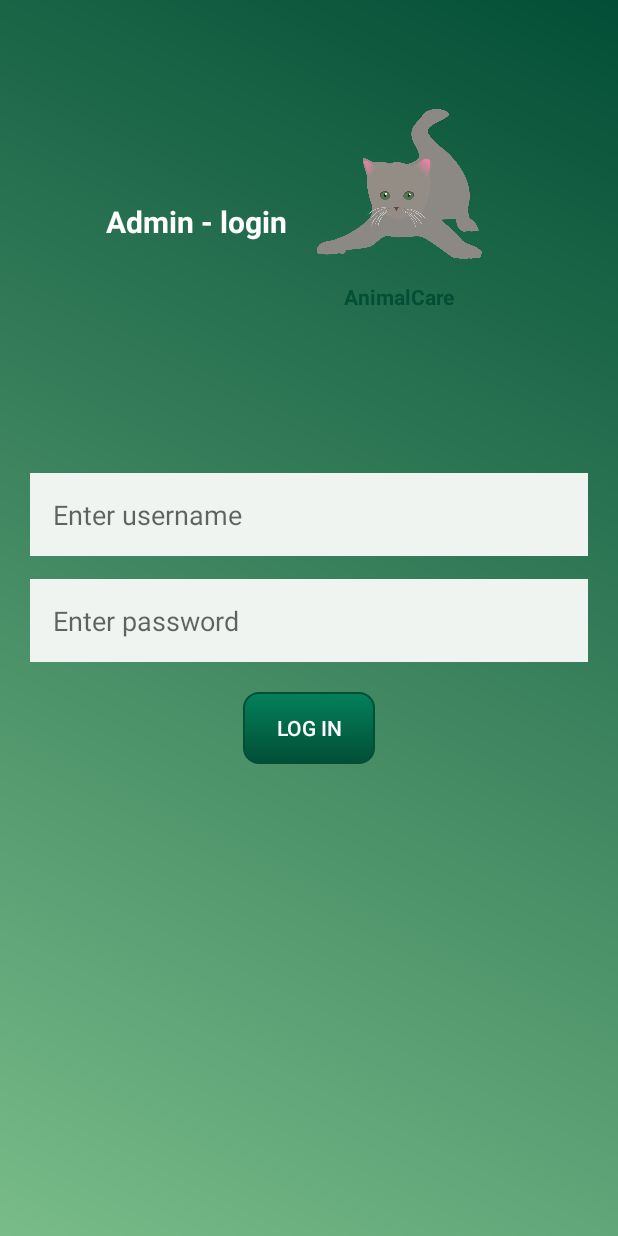
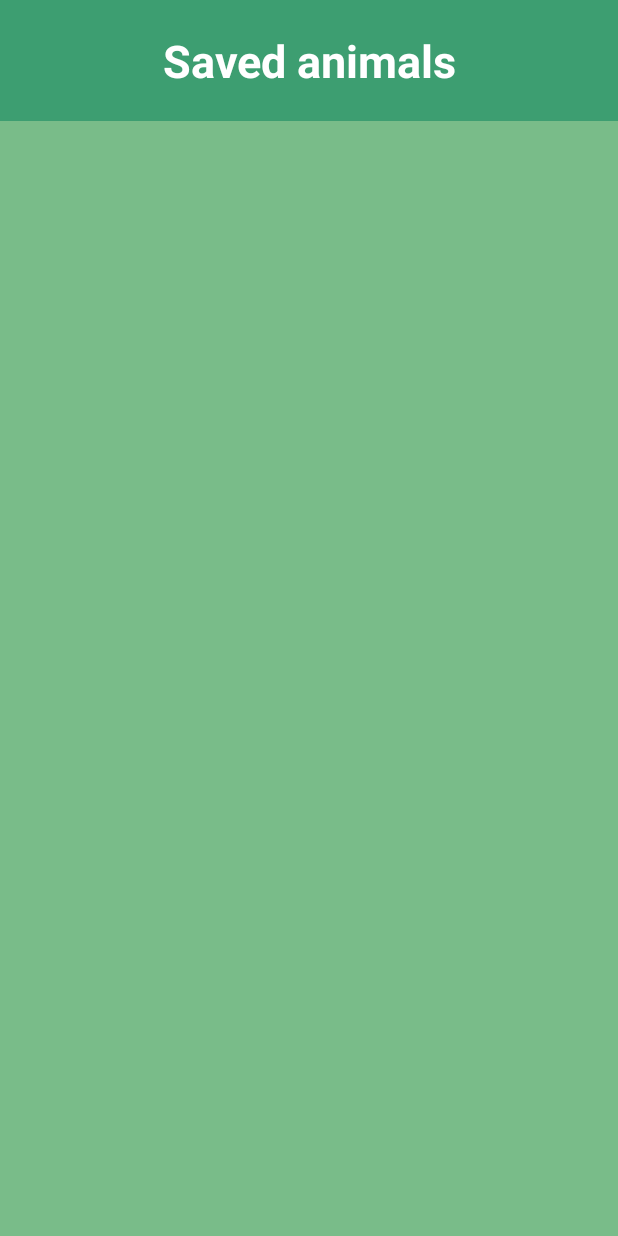
Before and after one commit to Oana-Ivan/AnimalCare, an Android app: the AdopterHomeActivity screen opened directly, with no data from a screen before it, after a tap on "Animals you saved", on a phone screen of 412 x 824 dp. Run offline under Robolectric (Android 15) with nearby library versions, the phone set to English and light mode, and no system bars; our stand-ins replace Firebase (no records; nobody signed in at launch, a user with empty details on screens opened directly), Room's generated code.

Commit message:
Added Saved Animal Activity

```diff
--- a/app/src/main/AndroidManifest.xml
+++ b/app/src/main/AndroidManifest.xml
@@ -15,7 +15,8 @@
         android:roundIcon="@drawable/logo_animal_care"
         android:supportsRtl="true"
         android:theme="@style/Theme.AnimalCare">
-        <activity android:name=".animalsActivities.AnimalDetailsActivity"></activity>
+        <activity android:name=".adopterOptions.savedAnimals.SavedAnimalsActivity" />
+        <activity android:name=".animalsActivities.AnimalDetailsActivity" />
         <activity
             android:name="com.theartofdev.edmodo.cropper.CropImageActivity"
             android:theme="@style/Theme.AnimalCareActionBar" />
--- a/app/src/main/java/com/example/animalcare/adopterOptions/roomDatabase/dao/SavedAnimalDAO.java
+++ b/app/src/main/java/com/example/animalcare/adopterOptions/roomDatabase/dao/SavedAnimalDAO.java
@@ -9,6 +9,7 @@ import androidx.room.Update;
 import com.example.animalcare.adopterOptions.roomDatabase.entity.SavedAnimal;
 import com.example.animalcare.roomDatabase.entity.User;
 
+import java.util.ArrayList;
 import java.util.List;
 
 @Dao
@@ -28,6 +29,9 @@ public interface SavedAnimalDAO {
     @Query("SELECT * FROM saved_animals WHERE animal_id LIKE :animalID LIMIT 1")
     SavedAnimal findByAnimalID(String animalID);
 
+    @Query("SELECT * FROM saved_animals WHERE adopterID LIKE :adopterID AND animal_id LIKE :animalID LIMIT 1")
+    List<SavedAnimal> findByAdopterIDAndAnimalID(String adopterID, String animalID);
+
     @Insert
     void insertAll(SavedAnimal... saved_animals);
 
--- /dev/null
+++ b/app/src/main/java/com/example/animalcare/adopterOptions/savedAnimals/SavedAnimalsActivity.java
@@ -0,0 +1,67 @@
+package com.example.animalcare.adopterOptions.savedAnimals;
+
+import androidx.appcompat.app.AppCompatActivity;
+import androidx.recyclerview.widget.LinearLayoutManager;
+import androidx.recyclerview.widget.RecyclerView;
+import androidx.room.Room;
+
+import android.content.Context;
+import android.content.Intent;
+import android.content.SharedPreferences;
+import android.os.Bundle;
+import android.widget.Toast;
+
+import com.example.animalcare.CRUD.AnimalsAdapter;
+import com.example.animalcare.CRUD.AnimalsListActivity;
+import com.example.animalcare.R;
+import com.example.animalcare.adopterOptions.roomDatabase.AdopterOptionsDatabase;
+import com.example.animalcare.adopterOptions.roomDatabase.dao.SavedAnimalDAO;
+import com.example.animalcare.adopterOptions.roomDatabase.entity.SavedAnimal;
+import com.example.animalcare.animalsActivities.AnimalDetailsActivity;
+import com.example.animalcare.models.Animal;
+
+import java.util.ArrayList;
+import java.util.List;
+
+import static com.example.animalcare.authentication.RegisterActivity.UserPREFERENCES;
+import static com.example.animalcare.authentication.RegisterActivity.Username;
+
+public class SavedAnimalsActivity extends AppCompatActivity {
+    private RecyclerView animalsRV;
+    private SavedAnimalsAdapter animalsAdapter;
+    private RecyclerView.LayoutManager animalsLayoutManager;
+
+    @Override
+    protected void onCreate(Bundle savedInstanceState) {
+        super.onCreate(savedInstanceState);
+        setContentView(R.layout.activity_saved_animals);
+
+        animalsRV = findViewById(R.id.activity_saved_animals_list_rv);
+        animalsRV.setHasFixedSize(true);
+        animalsLayoutManager = new LinearLayoutManager(this);
+
+        // Retrieve username from sharedPreferences
+        SharedPreferences sharedpreferences = getSharedPreferences(UserPREFERENCES, Context.MODE_PRIVATE);
+        String username = sharedpreferences.getString(Username, "");
+
+        // Retrieve all saved animals from Room Database
+        AdopterOptionsDatabase db = Room.databaseBuilder(this, AdopterOptionsDatabase.class, "db-app").allowMainThreadQueries().build();
+        SavedAnimalDAO savedAnimalDAO = db.savedAnimalDAO();
+        List<SavedAnimal> savedAnimals = savedAnimalDAO.findByAdopterID(username);
+
+        // Initialize recycle view
+        animalsAdapter = new SavedAnimalsAdapter((ArrayList<SavedAnimal>) savedAnimals);
+        animalsRV.setLayoutManager(animalsLayoutManager);
+        animalsRV.setAdapter(animalsAdapter);
+
+        // click on animal
+        animalsAdapter.setOnItemClickListener(position -> {
+            Toast.makeText(SavedAnimalsActivity.this, savedAnimals.get(position).getSpecies(), Toast.LENGTH_SHORT).show();
+            Intent intent = new Intent(SavedAnimalsActivity.this, AnimalDetailsActivity.class);
+            Animal animal = new Animal(savedAnimals.get(position).getArrivingDate(), savedAnimals.get(position).getAge(), savedAnimals.get(position).getGender(), savedAnimals.get(position).getSpecies(), savedAnimals.get(position).getColor(), savedAnimals.get(position).getDescription(), savedAnimals.get(position).isDisease(), savedAnimals.get(position).getPersonalityType(), savedAnimals.get(position).getSize(), savedAnimals.get(position).getAnimalId(), savedAnimals.get(position).getImage());
+            intent.putExtra("Animal", animal);
+            startActivity(intent);
+        });
+
+    }
+}
--- /dev/null
+++ b/app/src/main/java/com/example/animalcare/adopterOptions/savedAnimals/SavedAnimalsAdapter.java
@@ -0,0 +1,93 @@
+package com.example.animalcare.adopterOptions.savedAnimals;
+
+import android.view.LayoutInflater;
+import android.view.View;
+import android.view.ViewGroup;
+import android.widget.ImageView;
+import android.widget.TextView;
+
+import androidx.annotation.NonNull;
+import androidx.recyclerview.widget.RecyclerView;
+
+import com.example.animalcare.CRUD.AnimalsAdapter;
+import com.example.animalcare.R;
+import com.example.animalcare.adopterOptions.roomDatabase.entity.SavedAnimal;
+import com.example.animalcare.models.Animal;
+
+import java.util.ArrayList;
+
+public class SavedAnimalsAdapter extends RecyclerView.Adapter<SavedAnimalsAdapter.SavedAnimalsViewHolder>{
+    private ArrayList<SavedAnimal> animalsList;
+    private AnimalsAdapter.OnItemClickListener onItemClickListener;
+
+
+    public interface OnItemClickListener {
+        void onItemClick(int position);
+    }
+
+    public void setOnItemClickListener(AnimalsAdapter.OnItemClickListener listener) {
+        onItemClickListener = listener;
+    }
+
+    public SavedAnimalsAdapter(ArrayList<SavedAnimal> animalsList) {
+        this.animalsList = animalsList;
+    }
+
+    @NonNull
+    @Override
+    public SavedAnimalsViewHolder onCreateViewHolder(@NonNull ViewGroup parent, int viewType) {
+        View view = LayoutInflater.from(parent.getContext()).inflate(R.layout.animal_item, parent, false);
+        SavedAnimalsViewHolder animalsViewHolder = new SavedAnimalsViewHolder(view, onItemClickListener);
+        return animalsViewHolder;
+    }
+
+    @Override
+    public void onBindViewHolder(@NonNull SavedAnimalsViewHolder holder, int position) {
+        SavedAnimal animal = animalsList.get(position);
+
+        String details1 = animal.getSpecies() + ", " + (animal.getGender().equals(Animal.FEMALE) ? "F" : "M") + ", " + animal.getAge() + " years, size: " + ((animal.getSize() == 1) ? "small" : ((animal.getSize() == 2) ? "medium" : "big"));
+        String details2 = "Personality: " + ((animal.getPersonalityType() == 1) ? "inactive" : ((animal.getPersonalityType() == 2) ? "medium" : "active"));
+        String details3 = "Caring level required: " + ((animal.getAttentionLevelRequired() == 1) ? "small" : ((animal.getAttentionLevelRequired() == 2) ? "medium" : "high"));
+
+        holder.detailsTV.setText(details1);
+        holder.detailsTV2.setText(details2);
+        holder.detailsTV3.setText(details3);
+        holder.animalImg.setImageResource(R.drawable.paw);
+//        URL url = null;
+//        try {
+//            url = new URL(animal.getImage());
+//            Bitmap bmp = BitmapFactory.decodeStream(url.openConnection().getInputStream());
+//            holder.animalImg.setImageBitmap(bmp);
+//        } catch (IOException e) {
+//            e.printStackTrace();
+//        }
+    }
+
+    @Override
+    public int getItemCount() {
+        return animalsList.size();
+    }
+
+
+    public class SavedAnimalsViewHolder extends RecyclerView.ViewHolder {
+        public TextView detailsTV, detailsTV2, detailsTV3;
+        public ImageView animalImg;
+
+        public SavedAnimalsViewHolder(@NonNull View itemView, AnimalsAdapter.OnItemClickListener listener) {
+            super(itemView);
+            detailsTV = itemView.findViewById(R.id.animal_item_details);
+            detailsTV2 = itemView.findViewById(R.id.animal_item_details_2);
+            detailsTV3 = itemView.findViewById(R.id.animal_item_details_3);
+            animalImg = itemView.findViewById(R.id.animal_item_img);
+
+            itemView.setOnClickListener(v -> {
+                if (listener != null) {
+                    int position = getAdapterPosition();
+                    if (position != RecyclerView.NO_POSITION) {
+                        listener.onItemClick(position);
+                    }
+                }
+            });
+        }
+    }
+}
--- a/app/src/main/java/com/example/animalcare/animalsActivities/AdopterOptionsFragment.java
+++ b/app/src/main/java/com/example/animalcare/animalsActivities/AdopterOptionsFragment.java
@@ -46,9 +46,10 @@ public class AdopterOptionsFragment extends Fragment {
             String username = sharedpreferences.getString(Username, "");
 
             // verify if the animal already exists
-            if (savedAnimalDAO.findByAnimalID(currentAnimal.getAnimalID()) == null) {
+            if (savedAnimalDAO.findByAdopterIDAndAnimalID(username, currentAnimal.getAnimalID()).size() == 0) {
+                int id = savedAnimalDAO.getNoOfSavedAnimals() + 1;
                 // insert new animal
-                SavedAnimal newAnimal = new SavedAnimal(currentAnimal.getAnimalID(), username, currentAnimal.getAge(), currentAnimal.getGender(),
+                SavedAnimal newAnimal = new SavedAnimal(id, currentAnimal.getAnimalID(), username, currentAnimal.getAge(), currentAnimal.getGender(),
                         currentAnimal.getSpecies(), currentAnimal.getColor(), currentAnimal.getDescription(), currentAnimal.hasDisease(),
                         currentAnimal.getImage(), currentAnimal.getArrivingDate(), currentAnimal.getBreed(), currentAnimal.getSize(),
                         currentAnimal.getPersonalityType(), currentAnimal.getAttentionLevelRequired(), currentAnimal.getAttentionLevelRequired());
--- a/app/src/main/java/com/example/animalcare/usersMainScreens/AdopterHomeActivity.java
+++ b/app/src/main/java/com/example/animalcare/usersMainScreens/AdopterHomeActivity.java
@@ -14,6 +14,7 @@ import android.widget.Toast;
 import com.example.animalcare.CRUD.AnimalsListActivity;
 import com.example.animalcare.MainActivity;
 import com.example.animalcare.R;
+import com.example.animalcare.adopterOptions.savedAnimals.SavedAnimalsActivity;
 import com.example.animalcare.authentication.LoginActivity;
 import com.example.animalcare.authentication.LoginAdminActivity;
 import com.example.animalcare.authentication.RegisterActivity;
@@ -97,7 +98,7 @@ public class AdopterHomeActivity extends AppCompatActivity {
                 startActivity(new Intent(AdopterHomeActivity.this, LoginAdminActivity.class));
                 break;
             case "savedAnimals":
-                startActivity(new Intent(AdopterHomeActivity.this, LoginAdminActivity.class));
+                startActivity(new Intent(AdopterHomeActivity.this, SavedAnimalsActivity.class));
                 break;
             case "main":
                 startActivity(new Intent(AdopterHomeActivity.this, MainActivity.class));
--- /dev/null
+++ b/app/src/main/res/layout/activity_saved_animals.xml
@@ -0,0 +1,36 @@
+<?xml version="1.0" encoding="utf-8"?>
+<androidx.constraintlayout.widget.ConstraintLayout xmlns:android="http://schemas.android.com/apk/res/android"
+    xmlns:app="http://schemas.android.com/apk/res-auto"
+    xmlns:tools="http://schemas.android.com/tools"
+    android:layout_width="match_parent"
+    android:layout_height="match_parent"
+    android:background="@color/color_schema_background_2"
+    tools:context=".adopterOptions.savedAnimals.SavedAnimalsActivity">
+
+    <TextView
+        android:id="@+id/activity_saved_animals_list_tv_title"
+        android:layout_width="match_parent"
+        android:layout_height="wrap_content"
+
+        android:background="@color/color_schema_light_transparent"
+        android:gravity="center"
+        android:padding="20dp"
+        android:text="@string/saved_animals"
+        android:textColor="@color/white"
+        android:textSize="30sp"
+        android:textStyle="bold"
+
+        app:layout_constraintBottom_toBottomOf="parent"
+        app:layout_constraintTop_toTopOf="parent"
+        app:layout_constraintVertical_bias="0" />
+
+    <androidx.recyclerview.widget.RecyclerView
+        android:id="@+id/activity_saved_animals_list_rv"
+        android:layout_width="match_parent"
+        android:layout_height="wrap_content"
+
+        app:layout_constraintBottom_toBottomOf="parent"
+        app:layout_constraintTop_toBottomOf="@+id/activity_saved_animals_list_tv_title"
+        app:layout_constraintVertical_bias="0" />
+
+</androidx.constraintlayout.widget.ConstraintLayout>
--- a/app/src/main/res/values/strings.xml
+++ b/app/src/main/res/values/strings.xml
@@ -87,4 +87,5 @@
     <string name="delete">Delete</string>
     <string name="update">Update</string>
     <string name="save">Save</string>
+    <string name="saved_animals">Saved animals</string>
 </resources>
```
Also changed, not shown: app/src/main/java/com/example/animalcare/adopterOptions/roomDatabase/entity/SavedAnimal.java (+11 -1 lines).
